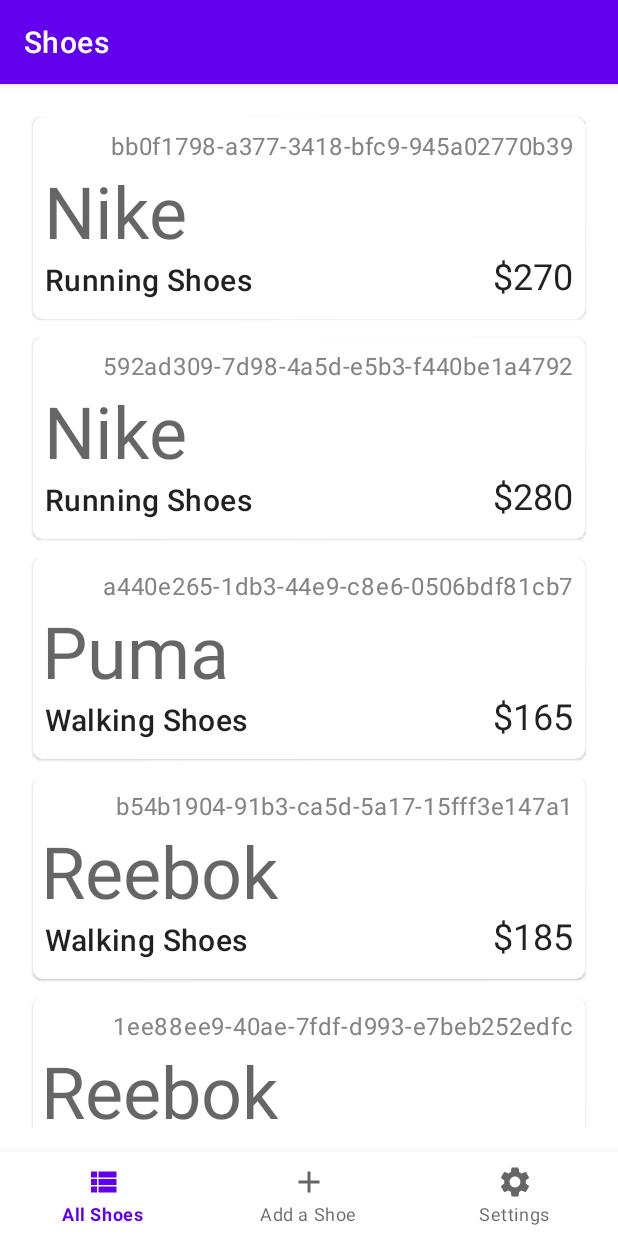
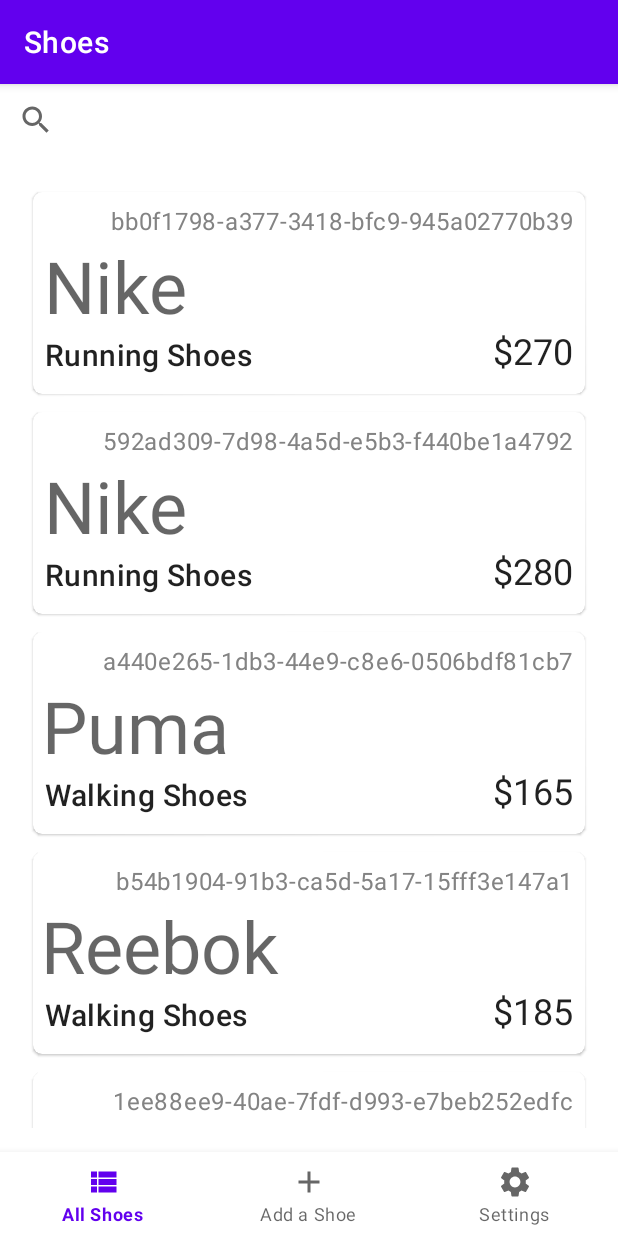
Before and after one commit to albenchris/shoe-inventory, an Android app: the screen it shows after launch (MainActivity), on a phone screen of 412 x 824 dp. Run offline under Robolectric (Android 15) with nearby library versions, the phone set to English and light mode, and no system bars; our stand-ins replace Room's generated code, navigation-ui.

Commit message:
added some commented out code that may work in the future

```diff
--- a/app/src/main/java/com/example/shoeinventorymanagement/MainActivity.kt
+++ b/app/src/main/java/com/example/shoeinventorymanagement/MainActivity.kt
@@ -7,6 +7,7 @@ import androidx.navigation.NavController
 import androidx.navigation.fragment.NavHostFragment
 import androidx.navigation.ui.setupActionBarWithNavController
 import androidx.navigation.ui.setupWithNavController
+import com.example.shoeinventorymanagement.data.Shoe
 import com.example.shoeinventorymanagement.ui.shoes.list.ShoeListAdapter
 import com.example.shoeinventorymanagement.ui.shoes.list.ShoeListViewModel
 import com.example.shoeinventorymanagement.ui.shoes.list.ShoeListViewModelFactory
@@ -38,6 +39,7 @@ class MainActivity : AppCompatActivity() {
         setupActionBarWithNavController(navController)
 
         val adapter = ShoeListAdapter()
+//        val adapter = ShoeListAdapter(shoeListViewModel.allShoes.value as MutableList<Shoe>)
         shoeListViewModel.allShoes.observe(this) { shoes ->
             shoes.let { adapter.submitList(it) }
         }
--- a/app/src/main/java/com/example/shoeinventorymanagement/data/ShoeDao.kt
+++ b/app/src/main/java/com/example/shoeinventorymanagement/data/ShoeDao.kt
@@ -7,6 +7,7 @@ import kotlinx.coroutines.flow.Flow
 interface ShoeDao {
 
     @Query("SELECT * FROM shoe_table ORDER BY brand ASC")
+//    fun getAllShoes() : Flow<MutableList<Shoe>>
     fun getAllShoes() : Flow<List<Shoe>>
 
     @Insert(onConflict = OnConflictStrategy.IGNORE)
--- a/app/src/main/java/com/example/shoeinventorymanagement/data/ShoeRepository.kt
+++ b/app/src/main/java/com/example/shoeinventorymanagement/data/ShoeRepository.kt
@@ -5,6 +5,7 @@ import kotlinx.coroutines.flow.Flow
 
 class ShoeRepository(private val shoeDao: ShoeDao) {
 
+//    val allShoes: Flow<MutableList<Shoe>> = shoeDao.getAllShoes()
     val allShoes: Flow<List<Shoe>> = shoeDao.getAllShoes()
 
     @Suppress("RedundantSuspendModifier")
--- a/app/src/main/java/com/example/shoeinventorymanagement/ui/shoes/list/ShoeListAdapter.kt
+++ b/app/src/main/java/com/example/shoeinventorymanagement/ui/shoes/list/ShoeListAdapter.kt
@@ -3,6 +3,8 @@ package com.example.shoeinventorymanagement.ui.shoes.list
 import android.view.LayoutInflater
 import android.view.View
 import android.view.ViewGroup
+import android.widget.Filter
+import android.widget.Filterable
 import androidx.recyclerview.widget.ListAdapter
 import android.widget.TextView
 import androidx.recyclerview.widget.DiffUtil
@@ -10,7 +12,52 @@ import androidx.recyclerview.widget.RecyclerView
 import com.example.shoeinventorymanagement.R
 import com.example.shoeinventorymanagement.data.Shoe
 
-class ShoeListAdapter : ListAdapter<Shoe, ShoeListAdapter.ShoeViewHolder>(ShoeComparator()) {
+class ShoeListAdapter
+//    (shoeList: MutableList<Shoe>)
+    : ListAdapter<Shoe, ShoeListAdapter.ShoeViewHolder>(ShoeComparator())
+//    ,
+//    Filterable
+{
+
+//    var shoeList : List<Shoe>
+//    lateinit var allShoesList : MutableList<Shoe>
+//
+//    init {
+//        this.shoeList = shoeList
+//        allShoesList = ArrayList()
+//        allShoesList.addAll(shoeList)
+//    }
+//
+//    override fun getFilter(): Filter {
+//        return myFilter
+//    }
+//
+//    var myFilter: Filter = object : Filter() {
+//        //Automatic on background thread
+//        override fun performFiltering(charSequence: CharSequence): FilterResults {
+//            val filteredList: MutableList<Shoe> = ArrayList()
+//            if (charSequence == null || charSequence.length == 0) {
+//                filteredList.addAll(allShoesList)
+//            } else {
+//                for (shoe in allShoesList) {
+//                    if (shoe.brand.toLowerCase().contains(charSequence.toString().toLowerCase())) {
+//                        filteredList.add(shoe)
+//                    }
+//                }
+//            }
+//            val filterResults = FilterResults()
+//            filterResults.values = filteredList
+//            return filterResults
+//        }
+//
+//        //Automatic on UI thread
+//        override fun publishResults(charSequence: CharSequence, filterResults: FilterResults) {
+//            shoeList.clear()
+//            shoeList.addAll((filterResults.values as Collection<Shoe>))
+//            notifyDataSetChanged()
+//        }
+//    }
+
 
     override fun onCreateViewHolder(parent: ViewGroup, viewType: Int): ShoeViewHolder {
         return ShoeViewHolder.create(parent)
--- a/app/src/main/java/com/example/shoeinventorymanagement/ui/shoes/list/ShoeListFragment.kt
+++ b/app/src/main/java/com/example/shoeinventorymanagement/ui/shoes/list/ShoeListFragment.kt
@@ -10,6 +10,7 @@ import androidx.recyclerview.widget.LinearLayoutManager
 import androidx.recyclerview.widget.RecyclerView
 import com.example.shoeinventorymanagement.R
 import com.example.shoeinventorymanagement.ShoeApplication
+import com.example.shoeinventorymanagement.data.Shoe
 
 class ShoeListFragment : Fragment() {
 
@@ -18,7 +19,9 @@ class ShoeListFragment : Fragment() {
     }
 
     private lateinit var shoeListRecyclerView: RecyclerView
-    private val shoeListAdapter = ShoeListAdapter()
+
+    private lateinit var shoeListAdapter : ShoeListAdapter
+//    private val shoeListAdapter = ShoeListAdapter()
 
     private var application = ShoeApplication()
     private val shoeListViewModel : ShoeListViewModel by viewModels {
@@ -31,6 +34,9 @@ class ShoeListFragment : Fragment() {
         savedInstanceState: Bundle?
     ): View? {
         var view : View = inflater.inflate(R.layout.shoe_list_fragment, container, false)
+
+//        shoeListAdapter = ShoeListAdapter(shoeListViewModel.allShoes.value as MutableList<Shoe>)
+        shoeListAdapter = ShoeListAdapter()
 
         shoeListRecyclerView = view.findViewById(R.id.shoeListRecyclerView)
         shoeListRecyclerView.hasFixedSize()
--- a/app/src/main/java/com/example/shoeinventorymanagement/ui/shoes/list/ShoeListViewModel.kt
+++ b/app/src/main/java/com/example/shoeinventorymanagement/ui/shoes/list/ShoeListViewModel.kt
@@ -10,6 +10,7 @@ import kotlinx.coroutines.launch
 
 class ShoeListViewModel(private val repository: ShoeRepository) : ViewModel() {
 
+//    val allShoes: LiveData<MutableList<Shoe>> = repository.allShoes.asLiveData()
     val allShoes: LiveData<List<Shoe>> = repository.allShoes.asLiveData()
 
     fun insert(shoe: Shoe) = viewModelScope.launch {
--- a/app/src/main/res/layout/shoe_list_fragment.xml
+++ b/app/src/main/res/layout/shoe_list_fragment.xml
@@ -5,11 +5,20 @@
     android:layout_height="match_parent"
     tools:context=".ui.shoes.list.ShoeListFragment">
 
-<!--    <TextView-->
+    <SearchView
+        android:id="@+id/search_brand"
+        android:layout_width="match_parent"
+        android:layout_height="wrap_content"
+        android:iconifiedByDefault="true"
+        android:queryHint="Filter by Brand"
+        />
+
+<!--    <SearchView-->
+<!--        android:id="@+id/search_type"-->
 <!--        android:layout_width="match_parent"-->
-<!--        android:layout_height="match_parent"-->
-<!--        android:text="Shoe List"-->
-<!--        android:gravity="center"-->
+<!--        android:layout_height="wrap_content"-->
+<!--        android:iconifiedByDefault="false"-->
+<!--        android:queryHint="Filter by type"-->
 <!--        />-->
 
     <androidx.recyclerview.widget.RecyclerView
@@ -17,7 +26,9 @@
         android:layout_width="match_parent"
         android:layout_height="wrap_content"
         tools:listitem="@layout/item_shoe_list"
+        android:layout_marginTop="50dp"
         android:padding="16dp"
         />
 
+
 </FrameLayout>
```
